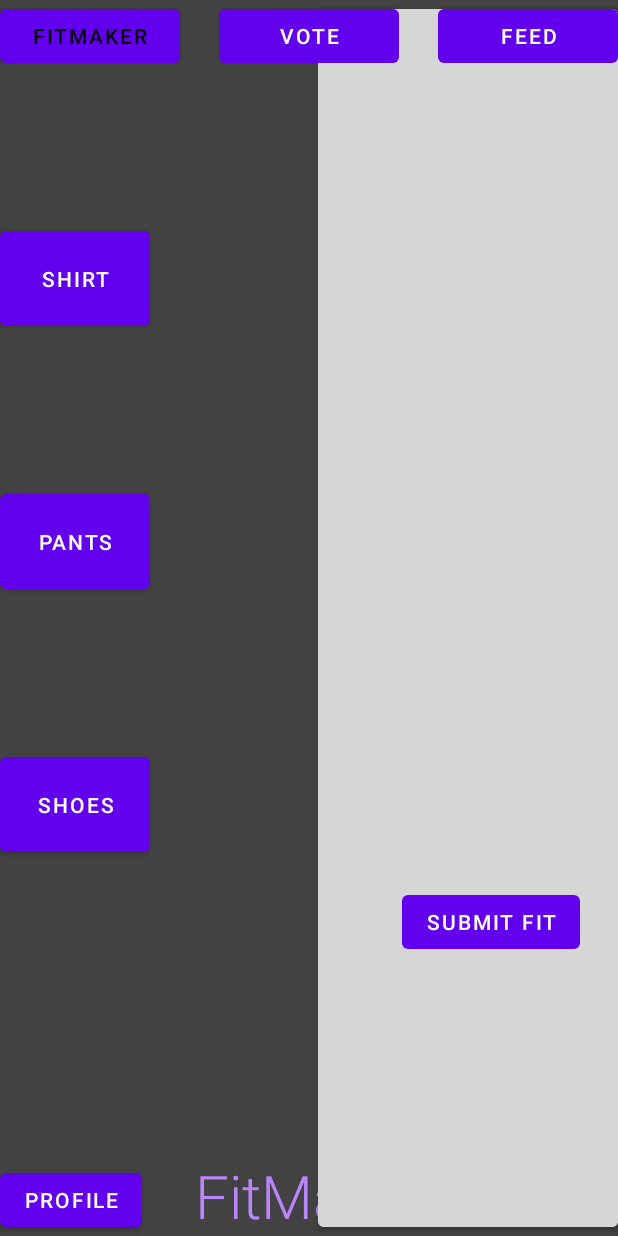
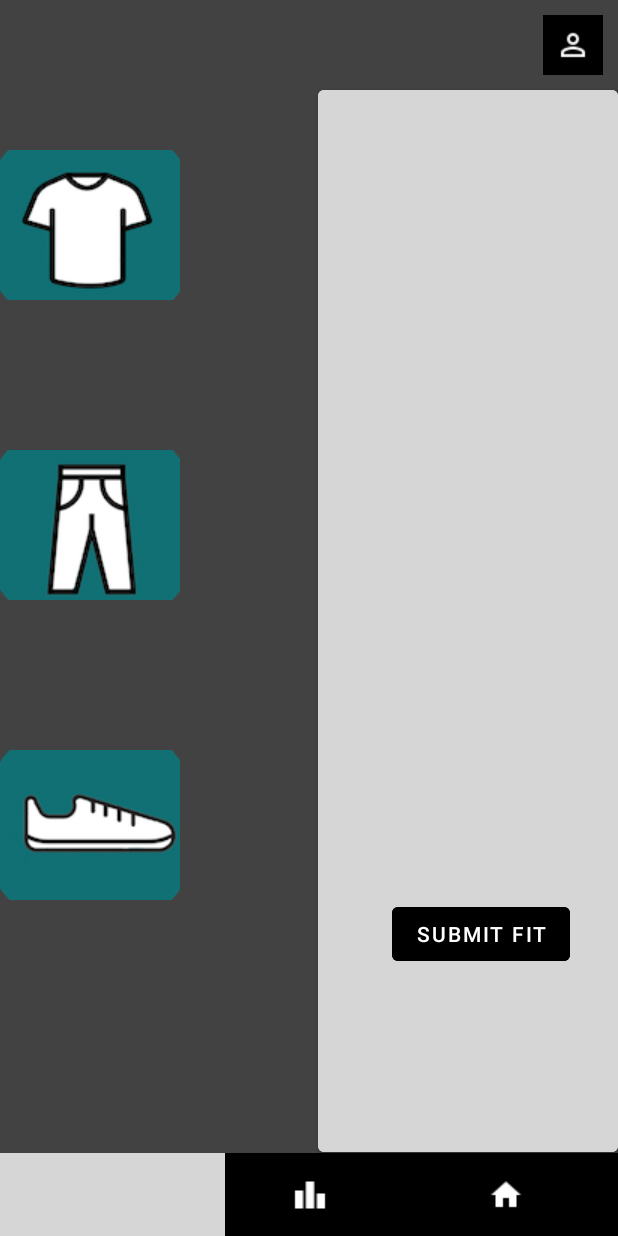
Before and after one commit to pkachana3/FitMoji, an Android app: the FitMakerPage screen opened through its navigation route, on a phone screen of 412 x 824 dp. Run offline under Robolectric (Android 15) with nearby library versions, the phone set to English and light mode, and no system bars; our stand-ins replace Firebase (no records; nobody signed in at launch, a user with empty details on screens opened directly); libraries missing offline, so code that uses them is left out: com.firebase.ui; grey boxes are pictures that could not be loaded.

Commit message:
First Commit

```diff
--- a/app/src/main/java/com/example/fitmoji/FitMakerPage.kt
+++ b/app/src/main/java/com/example/fitmoji/FitMakerPage.kt
@@ -7,9 +7,7 @@ import androidx.fragment.app.Fragment
 import android.view.LayoutInflater
 import android.view.View
 import android.view.ViewGroup
-import android.widget.Button
-import android.widget.ImageView
-import android.widget.RadioGroup
+import android.widget.*
 import androidx.navigation.NavController
 import androidx.navigation.Navigation
 
@@ -30,19 +28,20 @@ class FitMakerPage : Fragment(), View.OnClickListener {
     override fun onViewCreated(view: View, savedInstanceState: Bundle?) {
         super.onViewCreated(view, savedInstanceState)
         navController = Navigation.findNavController(view)
-        view.findViewById<Button>(R.id.Profile).setOnClickListener(this)
-        view.findViewById<Button>(R.id.Feed).setOnClickListener(this)
-        view.findViewById<Button>(R.id.Vote).setOnClickListener(this)
+        view.findViewById<ImageButton>(R.id.Profile).setOnClickListener(this)
+        view.findViewById<ImageButton>(R.id.Feed).setOnClickListener(this)
+        view.findViewById<ImageButton>(R.id.Vote).setOnClickListener(this)
         view.findViewById<Button>(R.id.BackBtn).setOnClickListener(this)
-        view.findViewById<Button>(R.id.ShirtBtn).setOnClickListener(this)
-        view.findViewById<Button>(R.id.PantBtn).setOnClickListener(this)
-        view.findViewById<Button>(R.id.ShoeBtn).setOnClickListener(this)
+        view.findViewById<ImageButton>(R.id.ShirtBtn).setOnClickListener(this)
+        view.findViewById<ImageButton>(R.id.PantBtn).setOnClickListener(this)
+        view.findViewById<ImageButton>(R.id.ShoeBtn).setOnClickListener(this)
         view.findViewById<Button>(R.id.blackShirtBtn).setOnClickListener(this)
         view.findViewById<Button>(R.id.redShirtBtn).setOnClickListener(this)
         view.findViewById<Button>(R.id.blackPantBtn).setOnClickListener(this)
         view.findViewById<Button>(R.id.blackShortBtn).setOnClickListener(this)
         view.findViewById<Button>(R.id.shoeBtn).setOnClickListener(this)
         view.findViewById<Button>(R.id.sandalBtn).setOnClickListener(this)
+        view.findViewById<Button>(R.id.button4).setOnClickListener(this)
     }
 
     override fun onClick(p0: View?) {
@@ -54,27 +53,30 @@ class FitMakerPage : Fragment(), View.OnClickListener {
                 view?.findViewById<RadioGroup>(R.id.ShirtsGroup)!!.visibility = View.GONE
                 view?.findViewById<RadioGroup>(R.id.PantsGroup)!!.visibility = View.GONE
                 view?.findViewById<RadioGroup>(R.id.ShoesGroup)!!.visibility = View.GONE
-                view?.findViewById<Button>(R.id.ShirtBtn)!!.visibility = View.VISIBLE
-                view?.findViewById<Button>(R.id.PantBtn)!!.visibility = View.VISIBLE
-                view?.findViewById<Button>(R.id.ShoeBtn)!!.visibility = View.VISIBLE
+                view?.findViewById<ImageButton>(R.id.ShirtBtn)!!.visibility = View.VISIBLE
+                view?.findViewById<ImageButton>(R.id.PantBtn)!!.visibility = View.VISIBLE
+                view?.findViewById<ImageButton>(R.id.ShoeBtn)!!.visibility = View.VISIBLE
             }
             R.id.ShirtBtn -> {
                 view?.findViewById<RadioGroup>(R.id.ShirtsGroup)!!.visibility = View.VISIBLE
-                view?.findViewById<Button>(R.id.ShirtBtn)!!.visibility = View.GONE
-                view?.findViewById<Button>(R.id.PantBtn)!!.visibility = View.GONE
-                view?.findViewById<Button>(R.id.ShoeBtn)!!.visibility = View.GONE
+                view?.findViewById<ImageButton>(R.id.ShirtBtn)!!.visibility = View.GONE
+                view?.findViewById<ImageButton>(R.id.PantBtn)!!.visibility = View.GONE
+                view?.findViewById<ImageButton>(R.id.ShoeBtn)!!.visibility = View.GONE
+                view?.findViewById<TextView>(R.id.textView)!!.visibility = View.GONE
             }
             R.id.PantBtn -> {
                 view?.findViewById<RadioGroup>(R.id.PantsGroup)!!.visibility = View.VISIBLE
-                view?.findViewById<Button>(R.id.ShirtBtn)!!.visibility = View.GONE
-                view?.findViewById<Button>(R.id.PantBtn)!!.visibility = View.GONE
-                view?.findViewById<Button>(R.id.ShoeBtn)!!.visibility = View.GONE
+                view?.findViewById<ImageButton>(R.id.ShirtBtn)!!.visibility = View.GONE
+                view?.findViewById<ImageButton>(R.id.PantBtn)!!.visibility = View.GONE
+                view?.findViewById<ImageButton>(R.id.ShoeBtn)!!.visibility = View.GONE
+                view?.findViewById<TextView>(R.id.textView)!!.visibility = View.GONE
             }
             R.id.ShoeBtn -> {
                 view?.findViewById<RadioGroup>(R.id.ShoesGroup)!!.visibility = View.VISIBLE
-                view?.findViewById<Button>(R.id.ShirtBtn)!!.visibility = View.GONE
-                view?.findViewById<Button>(R.id.PantBtn)!!.visibility = View.GONE
-                view?.findViewById<Button>(R.id.ShoeBtn)!!.visibility = View.GONE
+                view?.findViewById<ImageButton>(R.id.ShirtBtn)!!.visibility = View.GONE
+                view?.findViewById<ImageButton>(R.id.PantBtn)!!.visibility = View.GONE
+                view?.findViewById<ImageButton>(R.id.ShoeBtn)!!.visibility = View.GONE
+                view?.findViewById<TextView>(R.id.textView)!!.visibility = View.GONE
             }
             R.id.blackShirtBtn -> {
                 shirt = "blackshirt"
@@ -100,6 +102,9 @@ class FitMakerPage : Fragment(), View.OnClickListener {
                 shoe = "sandal"
                 updateOutfit()
             }
+            R.id.button4 -> {
+                view?.findViewById<TextView>(R.id.textView)!!.visibility = View.VISIBLE
+            }
         }
     }
 
@@ -110,7 +115,7 @@ class FitMakerPage : Fragment(), View.OnClickListener {
                     view?.findViewById<ImageView>(R.id.FitMojiImg)?.setImageResource(R.drawable.man_blackshirt_blackpant_blackshoe)
                 }
                 else {
-                    view?.findViewById<ImageView>(R.id.FitMojiImg)?.setImageResource(R.drawable.man_blackshirt_blackpant_blackshoe)
+                    view?.findViewById<ImageView>(R.id.FitMojiImg)?.setImageResource(R.drawable.man_blackshirt_blackpant_sandal)
                 }
             } else {
                 if (shoe.equals("blackshoe")) {
--- a/app/src/main/res/layout/fragment_fit_maker_page.xml
+++ b/app/src/main/res/layout/fragment_fit_maker_page.xml
@@ -11,11 +11,12 @@
     <Button
         android:id="@+id/BackBtn"
         android:layout_width="200dp"
-        android:layout_height="match_parent"
-        android:text=""
+        android:layout_height="720dp"
         android:layout_gravity="center"
+        android:backgroundTint="@color/fui_transparent"
         app:layout_constraintRight_toRightOf="parent"
-        android:backgroundTint="@color/fui_transparent"/>
+        app:layout_constraintBottom_toBottomOf="parent"
+        android:layout_marginBottom="50dp"/>
 
     <TextView
         app:layout_constraintBottom_toBottomOf="parent"
@@ -29,39 +30,44 @@
         android:textColor="@color/purple_200"
         android:layout_marginTop="50dp" />
 
-    <Button
+    <ImageButton
+        app:layout_constraintTop_toTopOf="parent"
+        app:layout_constraintRight_toRightOf="parent"
+        android:layout_marginTop="10dp"
+        android:layout_marginRight="10dp"
+        android:id="@+id/Profile"
+        android:src="@drawable/profile"
+        android:layout_width="40dp"
+        android:layout_height="40dp"
+        android:background="@color/black"/>
+
+    <ImageButton
+        android:src="@drawable/fitmaker"
+        app:layout_constraintLeft_toLeftOf="parent"
         app:layout_constraintBottom_toBottomOf="parent"
-        app:layout_constraintLeft_toLeftOf="parent"
-        android:id="@+id/Profile"
-        android:layout_width="wrap_content"
-        android:layout_height="wrap_content"
-        android:text="Profile" />
+        android:id="@+id/FitMaker"
+        android:layout_width="150dp"
+        android:layout_height="55dp"
+        android:background="@color/black"/>
 
-    <Button
-        app:layout_constraintLeft_toLeftOf="parent"
-        app:layout_constraintTop_toTopOf="parent"
-        android:id="@+id/FitMaker"
-        android:layout_width="120dp"
-        android:layout_height="wrap_content"
-        android:text="FitMaker"
-        android:textColor="@color/black"/>
-
-    <Button
+    <ImageButton
+        app:layout_constraintBottom_toBottomOf="parent"
         app:layout_constraintLeft_toRightOf="@id/FitMaker"
         app:layout_constraintRight_toLeftOf="@id/Feed"
-        app:layout_constraintTop_toTopOf="parent"
         android:id="@+id/Vote"
-        android:layout_width="120dp"
-        android:layout_height="wrap_content"
-        android:text="Vote" />
+        android:layout_width="150dp"
+        android:layout_height="55dp"
+        android:background="@color/black"
+        android:src="@drawable/vote" />
 
-    <Button
+    <ImageButton
         app:layout_constraintRight_toRightOf="parent"
-        app:layout_constraintTop_toTopOf="parent"
+        app:layout_constraintBottom_toBottomOf="parent"
         android:id="@+id/Feed"
-        android:layout_width="120dp"
-        android:layout_height="wrap_content"
-        android:text="Feed" />
+        android:layout_width="150dp"
+        android:layout_height="55dp"
+        android:background="@color/black"
+        android:src="@drawable/feed" />
 
     <ImageView
         app:layout_constraintBottom_toBottomOf="parent"
@@ -75,16 +81,15 @@
         tools:layout_editor_absoluteX="234dp"
         tools:layout_editor_absoluteY="157dp" />
 
-    <Button
-        app:layout_constraintTop_toBottomOf="@id/FitMaker"
+
+    <ImageButton
+        app:layout_constraintTop_toTopOf="parent"
         app:layout_constraintLeft_toLeftOf="parent"
         android:id="@+id/ShirtBtn"
-        android:layout_width="100dp"
-        android:layout_height="75dp"
+        android:layout_width="120dp"
+        android:layout_height="100dp"
         android:layout_marginTop="100dp"
-        android:text="Shirt"
-        tools:layout_editor_absoluteX="16dp"
-        tools:layout_editor_absoluteY="125dp" />
+        android:src="@drawable/shirticon" />
 
     <RadioGroup
         android:visibility="gone"
@@ -109,16 +114,14 @@
             android:button="@drawable/redshirt" />
     </RadioGroup>
 
-    <Button
+    <ImageButton
         app:layout_constraintTop_toBottomOf="@id/ShirtBtn"
         app:layout_constraintLeft_toLeftOf="parent"
         android:layout_marginTop="100dp"
         android:id="@+id/PantBtn"
-        android:layout_width="100dp"
-        android:layout_height="75dp"
-        android:text="Pants"
-        tools:layout_editor_absoluteX="16dp"
-        tools:layout_editor_absoluteY="297dp" />
+        android:layout_width="120dp"
+        android:layout_height="100dp"
+        android:src="@drawable/panticon"/>
 
     <RadioGroup
         android:visibility="gone"
@@ -147,16 +150,15 @@
             app:layout_constraintTop_toBottomOf="@id/ShirtBtn" />
     </RadioGroup>
 
-    <Button
-        app:layout_constraintTop_toBottomOf="@id/PantBtn"
+
+    <ImageButton
+        android:id="@+id/ShoeBtn"
+        android:layout_width="120dp"
+        android:layout_height="100dp"
+        android:layout_marginTop="100dp"
+        android:src="@drawable/shoeicon"
         app:layout_constraintLeft_toLeftOf="parent"
-        android:layout_marginTop="100dp"
-        android:id="@+id/ShoeBtn"
-        android:layout_width="100dp"
-        android:layout_height="75dp"
-        android:text="Shoes"
-        tools:layout_editor_absoluteX="26dp"
-        tools:layout_editor_absoluteY="464dp" />
+        app:layout_constraintTop_toBottomOf="@id/PantBtn" />
 
     <RadioGroup
         android:visibility="gone"
@@ -182,14 +184,26 @@
     </RadioGroup>
 
     <Button
-        app:layout_constraintTop_toBottomOf="@id/FitMojiImg"
-        app:layout_constraintRight_toRightOf="parent"
-        android:layout_marginRight="25dp"
+        android:backgroundTint="@color/black"
         android:id="@+id/button4"
         android:layout_width="wrap_content"
         android:layout_height="wrap_content"
+        android:layout_marginTop="8dp"
+        android:layout_marginRight="32dp"
         android:text="Submit Fit"
-        tools:layout_editor_absoluteX="219dp"
-        tools:layout_editor_absoluteY="593dp" />
+        app:layout_constraintRight_toRightOf="parent"
+        app:layout_constraintTop_toBottomOf="@id/FitMojiImg" />
+
+    <TextView
+        app:layout_constraintRight_toRightOf="parent"
+        app:layout_constraintTop_toBottomOf="@id/button4"
+        android:layout_marginRight="55dp"
+        android:id="@+id/textView"
+        android:visibility="gone"
+        android:textColor="@color/white"
+        android:layout_width="wrap_content"
+        android:layout_height="wrap_content"
+        android:text="Submitted!"/>
+
 
 </androidx.constraintlayout.widget.ConstraintLayout>
```
Also changed, not shown: app/src/main/java/com/example/fitmoji/FeedPage.kt (+4 -3 lines), app/src/main/res/layout/fragment_feed_page.xml (+31 -26 lines), app/src/main/res/layout/fragment_profile_page.xml (+5 -2 lines), app/src/main/res/layout/fragment_welcome_page.xml (+0 -20 lines).
